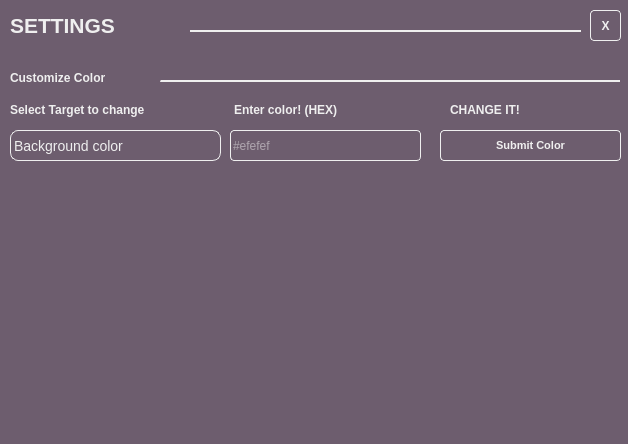
Above: UDPLogServer/ui_files/settings.ui from Sobottasgithub/Monal before the change. Below: the same form after it.
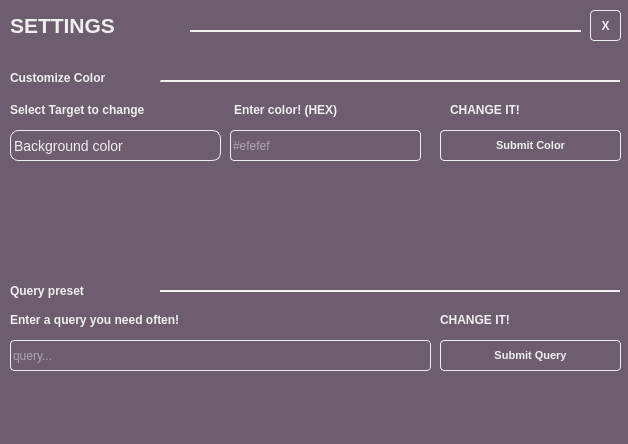
That is the form after the change. Icons and pictures are not drawn.

Diff of the .ui file:
```diff
--- a/UDPLogServer/ui_files/settings.ui
+++ b/UDPLogServer/ui_files/settings.ui
@@ -296,6 +296,129 @@
     <string>CHANGE IT!</string>
    </property>
   </widget>
+  <widget class="QLineEdit" name="query_preset_input">
+   <property name="geometry">
+    <rect>
+     <x>10</x>
+     <y>340</y>
+     <width>421</width>
+     <height>31</height>
+    </rect>
+   </property>
+   <property name="styleSheet">
+    <string notr="true">border: 0.5px solid #efefef;
+border-radius: 4px;
+color: #efefef;</string>
+   </property>
+   <property name="placeholderText">
+    <string>query...</string>
+   </property>
+  </widget>
+  <widget class="QLabel" name="label_6">
+   <property name="geometry">
+    <rect>
+     <x>10</x>
+     <y>280</y>
+     <width>151</width>
+     <height>21</height>
+    </rect>
+   </property>
+   <property name="font">
+    <font>
+     <weight>75</weight>
+     <bold>true</bold>
+    </font>
+   </property>
+   <property name="styleSheet">
+    <string notr="true">color: #efefef;</string>
+   </property>
+   <property name="text">
+    <string>Query preset</string>
+   </property>
+  </widget>
+  <widget class="QWidget" name="widget_3" native="true">
+   <property name="geometry">
+    <rect>
+     <x>160</x>
+     <y>290</y>
+     <width>460</width>
+     <height>2</height>
+    </rect>
+   </property>
+   <property name="styleSheet">
+    <string notr="true">background-color: #efefef;</string>
+   </property>
+  </widget>
+  <widget class="QPushButton" name="submit_query">
+   <property name="geometry">
+    <rect>
+     <x>440</x>
+     <y>340</y>
+     <width>181</width>
+     <height>31</height>
+    </rect>
+   </property>
+   <property name="font">
+    <font>
+     <pointsize>8</pointsize>
+     <weight>75</weight>
+     <bold>true</bold>
+    </font>
+   </property>
+   <property name="styleSheet">
+    <string notr="true">color: #efefef;
+border: 1px solid #efefef;
+border-radius: 4px;
+</string>
+   </property>
+   <property name="text">
+    <string>Submit Query</string>
+   </property>
+  </widget>
+  <widget class="QLabel" name="label_7">
+   <property name="geometry">
+    <rect>
+     <x>10</x>
+     <y>310</y>
+     <width>371</width>
+     <height>20</height>
+    </rect>
+   </property>
+   <property name="font">
+    <font>
+     <weight>75</weight>
+     <bold>true</bold>
+    </font>
+   </property>
+   <property name="styleSheet">
+    <string notr="true">color: #efefef;</string>
+   </property>
+   <property name="text">
+    <string>Enter a query you need often!</string>
+   </property>
+  </widget>
+  <widget class="QLabel" name="label_8">
+   <property name="geometry">
+    <rect>
+     <x>440</x>
+     <y>310</y>
+     <width>161</width>
+     <height>20</height>
+    </rect>
+   </property>
+   <property name="font">
+    <font>
+     <weight>75</weight>
+     <bold>true</bold>
+    </font>
+   </property>
+   <property name="styleSheet">
+    <string notr="true">color: #efefef;</string>
+   </property>
+   <property name="text">
+    <string>CHANGE IT!</string>
+   </property>
+  </widget>
  </widget>
  <resources/>
  <connections/>
```
